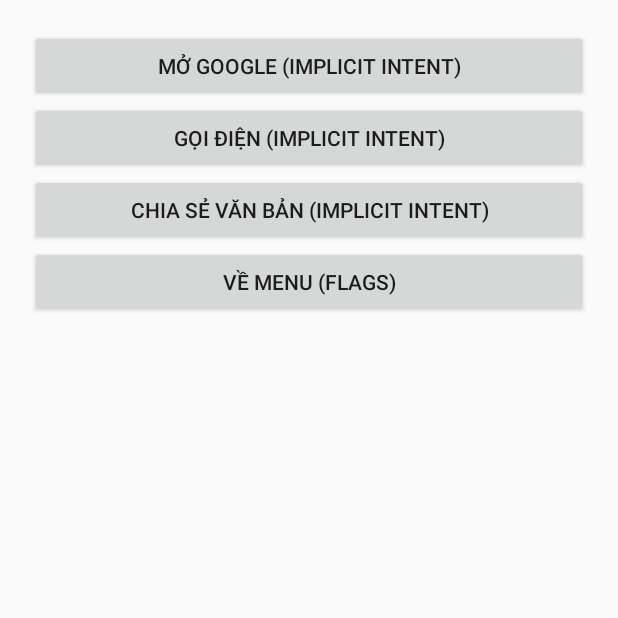
After one commit to 0858433409/BTAndroid, an Android app: the ImplicitDemoActivity screen opened directly, with no data from a screen before it, on a phone screen of 412 x 824 dp, the top half of it. The commit adds this screen. Run offline under Robolectric (Android 15) with nearby library versions, the phone set to English and light mode, and no system bars.

Commit message:
Code Demo

```diff
--- a/app/src/main/AndroidManifest.xml
+++ b/app/src/main/AndroidManifest.xml
@@ -25,6 +25,9 @@
         </activity>
         <activity android:name=".KetQua"></activity>
         <activity android:name=".Nhap"></activity>
+        <activity android:name=".ImplicitDemoActivity"/>
+
+
 
     </application>
 
--- /dev/null
+++ b/app/src/main/java/com/example/bt1_baitoanptb2/ImplicitDemoActivity.java
@@ -0,0 +1,60 @@
+package com.example.bt1_baitoanptb2;
+
+import android.content.Intent;
+import android.net.Uri;
+import android.os.Bundle;
+import android.widget.Button;
+import android.widget.Toast;
+
+import androidx.appcompat.app.AppCompatActivity;
+
+public class ImplicitDemoActivity extends AppCompatActivity {
+    @Override
+    protected void onCreate(Bundle savedInstanceState) {
+        super.onCreate(savedInstanceState);
+        setContentView(R.layout.activity_implicit_demo);
+
+        // Mở Google (Implicit Intent với ACTION_VIEW + Data)
+        Button btnWeb = findViewById(R.id.btnWeb);
+        btnWeb.setOnClickListener(v -> {
+            Intent intent = new Intent(Intent.ACTION_VIEW, Uri.parse("https://www.google.com"));
+            if (intent.resolveActivity(getPackageManager()) != null) {
+                startActivity(intent);
+            } else {
+                Toast.makeText(this, "Không có app mở được", Toast.LENGTH_SHORT).show();
+            }
+        });
+
+        // Gọi điện (Implicit Intent với ACTION_DIAL + Data)
+        Button btnCall = findViewById(R.id.btnCall);
+        btnCall.setOnClickListener(v -> {
+            Intent intent = new Intent(Intent.ACTION_DIAL, Uri.parse("tel:0123456789"));
+            startActivity(intent);
+        });
+
+        // Chia sẻ văn bản (Implicit Intent với ACTION_SEND + Extras)
+        Button btnShare = findViewById(R.id.btnShare);
+        btnShare.setOnClickListener(v -> {
+            Intent intent = new Intent(Intent.ACTION_SEND);
+            intent.setType("text/plain");
+            intent.putExtra(Intent.EXTRA_TEXT, "Xin chào, đây là ví dụ share từ app!");
+            startActivity(Intent.createChooser(intent, "Chia sẻ qua"));
+        });
+
+        // Về Menu (Explicit Intent + Flags)
+        Button btnBackMenu = findViewById(R.id.btnBackMenu);
+        btnBackMenu.setOnClickListener(v -> {
+            Intent intent = new Intent(ImplicitDemoActivity.this, MainActivity.class);
+            intent.setFlags(Intent.FLAG_ACTIVITY_CLEAR_TOP | Intent.FLAG_ACTIVITY_SINGLE_TOP);
+            startActivity(intent);
+        });
+    }
+
+    // Lifecycle: nhận Intent mới khi Activity ở chế độ singleTop
+    @Override
+    protected void onNewIntent(Intent intent) {
+        super.onNewIntent(intent);
+        setIntent(intent);
+        Toast.makeText(this, "onNewIntent được gọi!", Toast.LENGTH_SHORT).show();
+    }
+}
--- /dev/null
+++ b/app/src/main/res/layout/activity_implicit_demo.xml
@@ -0,0 +1,31 @@
+<LinearLayout xmlns:android="http://schemas.android.com/apk/res/android"
+    android:orientation="vertical"
+    android:padding="20dp"
+    android:layout_width="match_parent"
+    android:layout_height="match_parent">
+
+    <Button
+        android:id="@+id/btnWeb"
+        android:layout_width="match_parent"
+        android:layout_height="wrap_content"
+        android:text="Mở Google (Implicit Intent)" />
+
+    <Button
+        android:id="@+id/btnCall"
+        android:layout_width="match_parent"
+        android:layout_height="wrap_content"
+        android:text="Gọi điện (Implicit Intent)" />
+
+    <Button
+        android:id="@+id/btnShare"
+        android:layout_width="match_parent"
+        android:layout_height="wrap_content"
+        android:text="Chia sẻ văn bản (Implicit Intent)" />
+
+    <Button
+        android:id="@+id/btnBackMenu"
+        android:layout_width="match_parent"
+        android:layout_height="wrap_content"
+        android:text="Về Menu (Flags)" />
+
+</LinearLayout>
--- a/app/src/main/res/values/themes.xml
+++ b/app/src/main/res/values/themes.xml
@@ -1,5 +1,8 @@
-<?xml version="1.0" encoding="utf-8"?>
 <resources>
-
-    <style name="Theme.BaiToanPTBac2" parent="android:Theme.Material.Light.NoActionBar" />
+    <style name="Theme.BaiToanPTBac2" parent="Theme.AppCompat.Light.NoActionBar">
+        <!-- Optional màu sắc -->
+        <item name="colorPrimary">@color/purple_500</item>
+        <item name="colorPrimaryDark">@color/purple_700</item>
+        <item name="colorAccent">@color/teal_200</item>
+    </style>
 </resources>
```
Also changed, not shown: app/src/main/java/com/example/bt1_baitoanptb2/MainActivity.java (+12 -4 lines), app/src/main/res/layout/activity_main.xml (+9 -0 lines), 324 other files.
